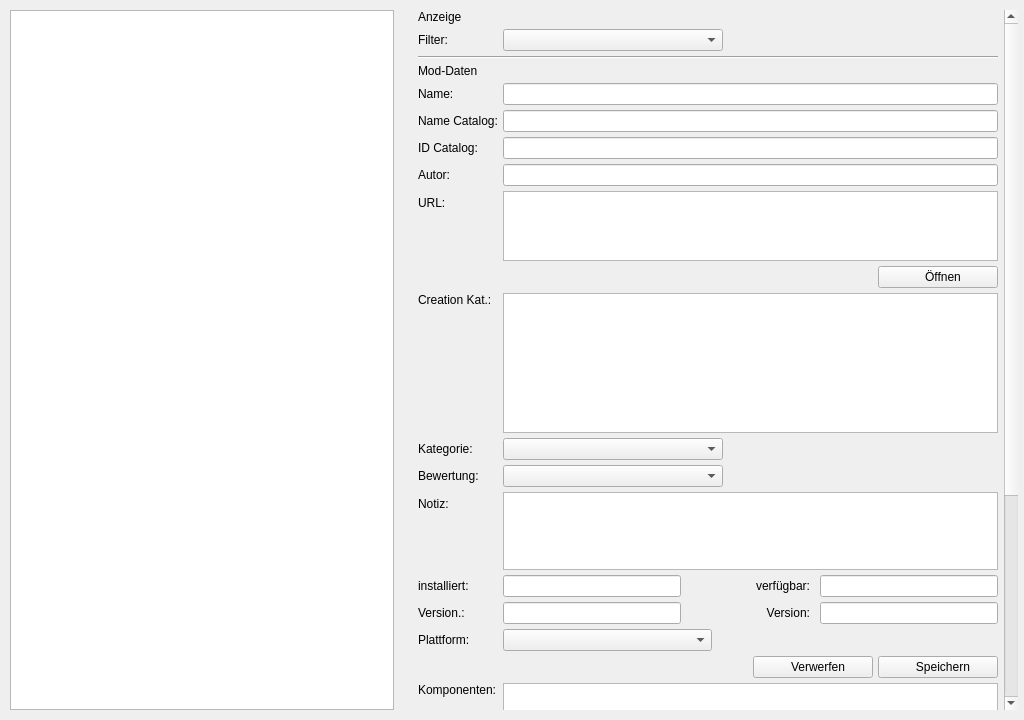
First picture: the form in Structure/Pages/Page_Mods.ui, repository Looking4Git/Starfield_LOH, before the edit.
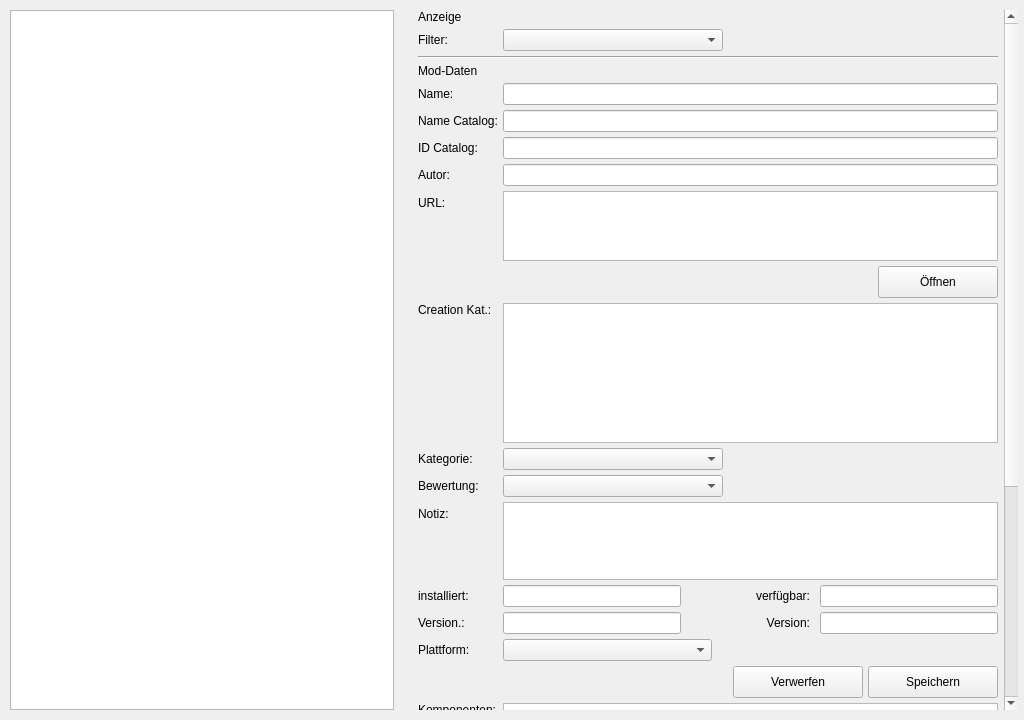
Second picture: the form after the edit. Icons and pictures are not drawn.

Commit message: Positionierung von Mods (Up/Down Buttons und Positionsänderung) implementiert

Diff of the .ui file:
```diff
--- a/Structure/Pages/Page_Mods.ui
+++ b/Structure/Pages/Page_Mods.ui
@@ -72,9 +72,9 @@
       <property name="geometry">
        <rect>
         <x>0</x>
-        <y>-349</y>
+        <y>-266</y>
         <width>588</width>
-        <height>1053</height>
+        <height>1112</height>
        </rect>
       </property>
       <layout class="QVBoxLayout" name="detail_layout">
@@ -256,11 +256,17 @@
                <property name="minimumSize">
                 <size>
                  <width>120</width>
-                 <height>0</height>
+                 <height>32</height>
+                </size>
+               </property>
+               <property name="maximumSize">
+                <size>
+                 <width>120</width>
+                 <height>32</height>
                 </size>
                </property>
                <property name="text">
-                <string>   Öffnen</string>
+                <string>Öffnen</string>
                </property>
                <property name="icon">
                 <iconset>
@@ -631,12 +637,18 @@
             <widget class="QPushButton" name="btn_discard_detail">
              <property name="minimumSize">
               <size>
-               <width>120</width>
-               <height>0</height>
+               <width>130</width>
+               <height>32</height>
+              </size>
+             </property>
+             <property name="maximumSize">
+              <size>
+               <width>130</width>
+               <height>32</height>
               </size>
              </property>
              <property name="text">
-              <string>   Verwerfen</string>
+              <string>Verwerfen</string>
              </property>
              <property name="icon">
               <iconset>
@@ -654,12 +666,18 @@
             <widget class="QPushButton" name="btn_save_detail">
              <property name="minimumSize">
               <size>
-               <width>120</width>
-               <height>0</height>
+               <width>130</width>
+               <height>32</height>
+              </size>
+             </property>
+             <property name="maximumSize">
+              <size>
+               <width>130</width>
+               <height>32</height>
               </size>
              </property>
              <property name="text">
-              <string>   Speichern</string>
+              <string>Speichern</string>
              </property>
              <property name="icon">
               <iconset>
```
The commit also changes 6 other files.
